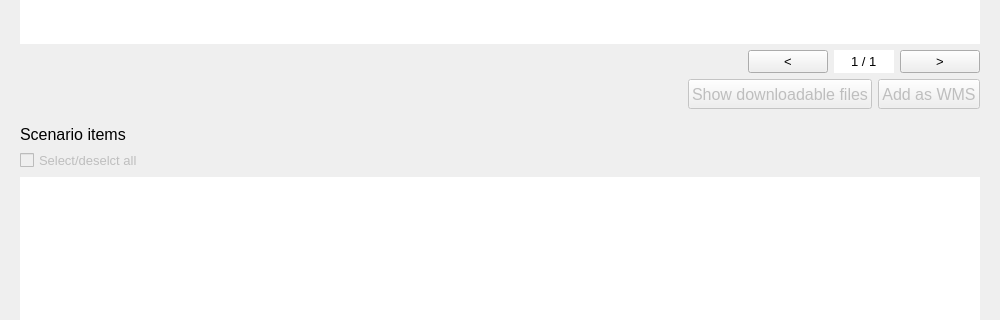
nens/lizard-qgis-plugin, file lizard_qgis_plugin/widgets/ui/scenario_archive_browser.ui: the form before one commit; both pictures show x 0 to 1000 and y 204 to 524 of the 1000 by 949 pixel window.
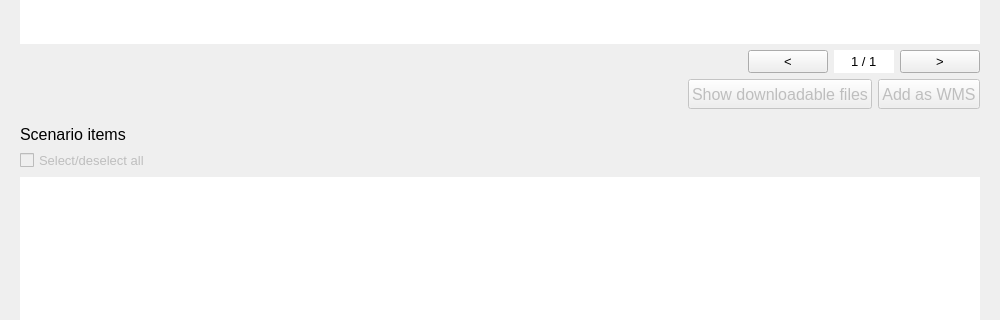
The form after the commit. Custom widgets are drawn as their Qt base class.

The edit to the form file:
```diff
--- a/lizard_qgis_plugin/widgets/ui/scenario_archive_browser.ui
+++ b/lizard_qgis_plugin/widgets/ui/scenario_archive_browser.ui
@@ -556,7 +556,7 @@
            <enum>Qt::LeftToRight</enum>
           </property>
           <property name="text">
-           <string>Select/deselct all</string>
+           <string>Select/deselect all</string>
           </property>
          </widget>
         </item>
```
